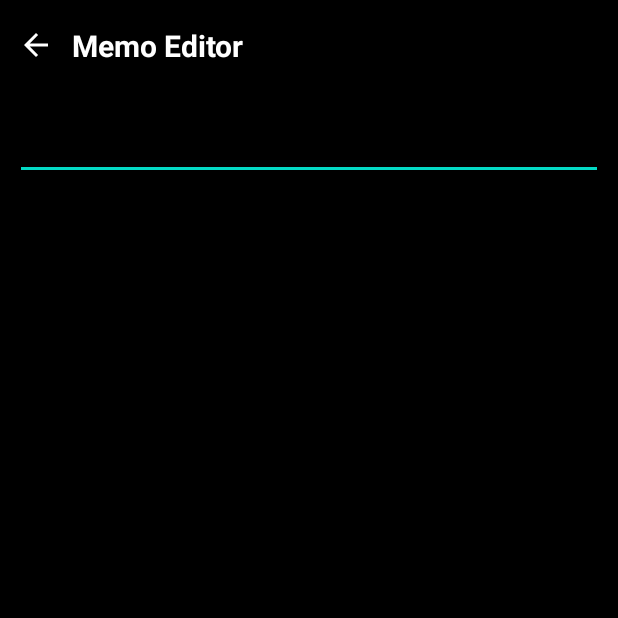
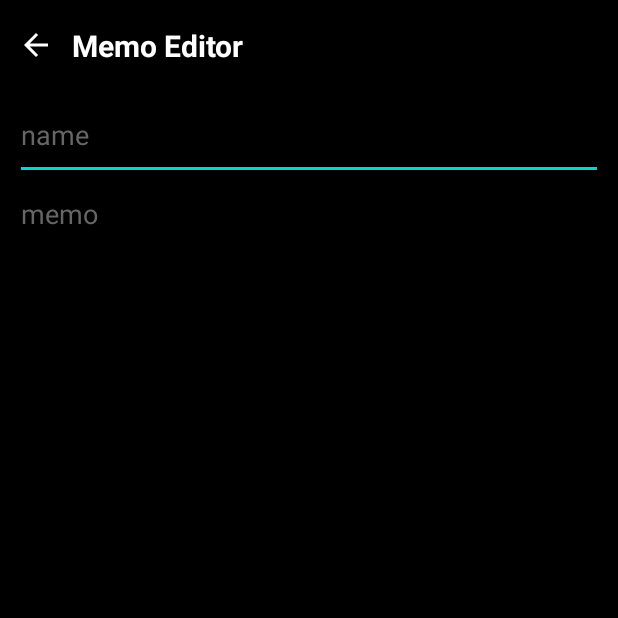
Before and after one commit to shw0471/simpleMemo, an Android app: the EditorActivity screen opened directly, with no data from a screen before it, on a phone screen of 412 x 824 dp, the top half of it. Run offline under Robolectric (Android 15) with nearby library versions, the phone set to English and light mode, and no system bars; our stand-ins replace data binding.

Commit message:
[FIX] text color

```diff
--- a/presentation/src/main/res/layout/activity_editor.xml
+++ b/presentation/src/main/res/layout/activity_editor.xml
@@ -62,6 +62,7 @@
                     android:layout_height="60dp"
                     android:hint="name"
                     android:textColor="#FFFFFF"
+                    android:textColorHint="#666666"
                     app:layout_constraintLeft_toLeftOf="parent"
                     app:layout_constraintRight_toRightOf="parent"
                     app:layout_constraintTop_toTopOf="parent" />
@@ -73,6 +74,7 @@
                     android:layout_marginBottom="10dp"
                     android:hint="memo"
                     android:textColor="#FFFFFF"
+                    android:textColorHint="#666666"
                     app:layout_constraintBottom_toBottomOf="parent"
                     app:layout_constraintLeft_toLeftOf="parent"
                     app:layout_constraintRight_toRightOf="parent"
--- a/presentation/src/main/res/layout/activity_main.xml
+++ b/presentation/src/main/res/layout/activity_main.xml
@@ -125,7 +125,8 @@
                     android:id="@+id/tv_detailMemo"
                     android:layout_width="match_parent"
                     android:layout_height="wrap_content"
-                    android:layout_marginVertical="10dp" />
+                    android:layout_marginVertical="10dp"
+                    android:textColor="#FFFFFF" />
 
             </ScrollView>
 
```
